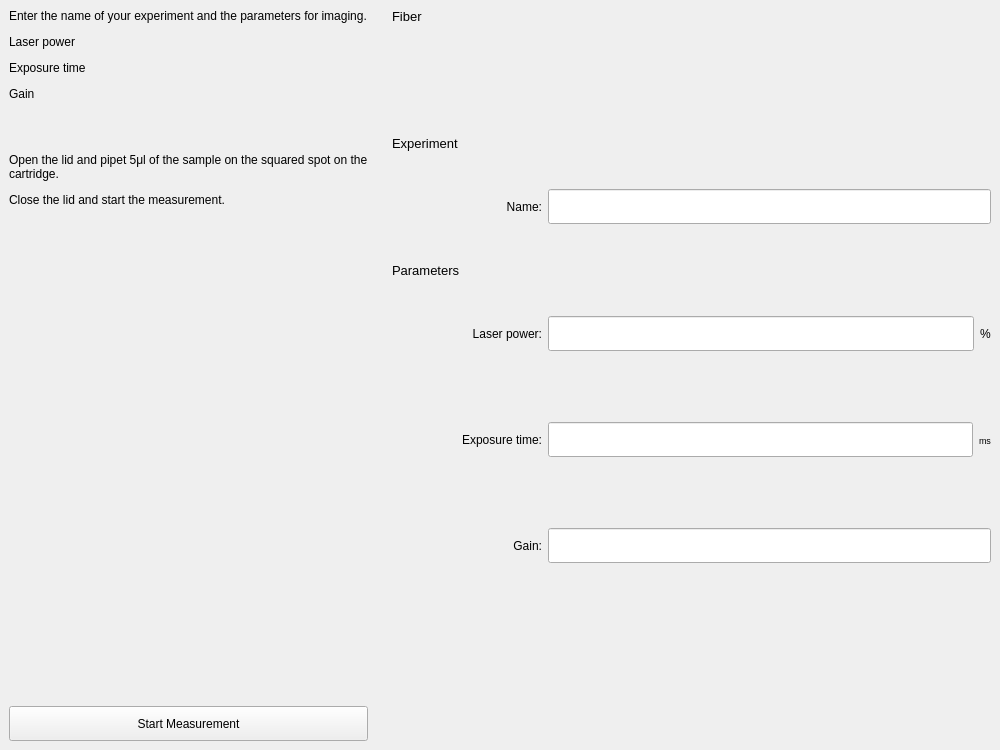
Old version of the form NanoCETPy/views/GUI/Parameters_Widget.ui in the repository aquilesC/NanoCETPy.
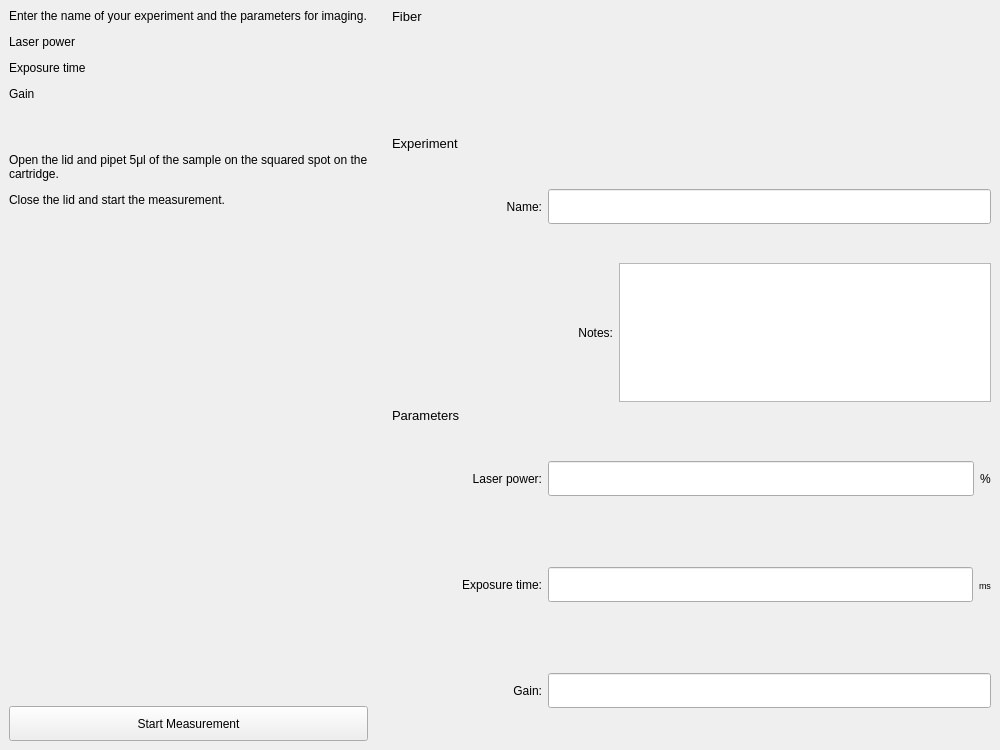
New version of the form.

Commit message: Laser switches off after measurement. Added channel diameter as parameter and optional notes before measurement. User name is also saved in metadata.

Patch:
```diff
--- a/NanoCETPy/views/GUI/Parameters_Widget.ui
+++ b/NanoCETPy/views/GUI/Parameters_Widget.ui
@@ -78,7 +78,7 @@
        <height>0</height>
       </size>
      </property>
-     <layout class="QVBoxLayout" name="verticalLayout" stretch="0,0,0,1,0,3">
+     <layout class="QVBoxLayout" name="verticalLayout" stretch="0,0,0,1,0,0,3">
       <item>
        <widget class="QLabel" name="subtitle_fiber">
         <property name="font">
@@ -156,6 +156,36 @@
         </item>
        </layout>
       </item>
+      <item>
+       <layout class="QHBoxLayout" name="notes_layout">
+        <item>
+         <widget class="QLabel" name="label">
+          <property name="text">
+           <string>Notes:</string>
+          </property>
+          <property name="alignment">
+           <set>Qt::AlignRight|Qt::AlignTrailing|Qt::AlignVCenter</set>
+          </property>
+         </widget>
+        </item>
+        <item>
+         <widget class="QTextEdit" name="notes_edit">
+          <property name="minimumSize">
+           <size>
+            <width>0</width>
+            <height>70</height>
+           </size>
+          </property>
+          <property name="maximumSize">
+           <size>
+            <width>372</width>
+            <height>140</height>
+           </size>
+          </property>
+         </widget>
+        </item>
+       </layout>
+      </item>
       <item>
        <widget class="QLabel" name="subtitle_params">
         <property name="font">
```
Left out of the diff: 7 changed lines with no effect on the pictures. The commit also changes 2 other files.
